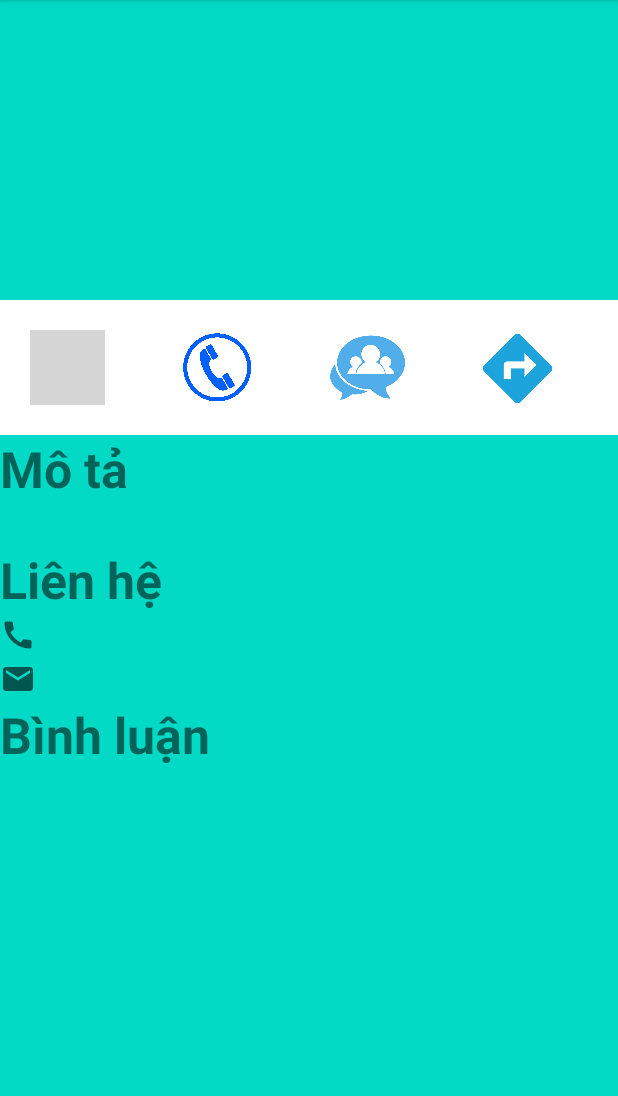
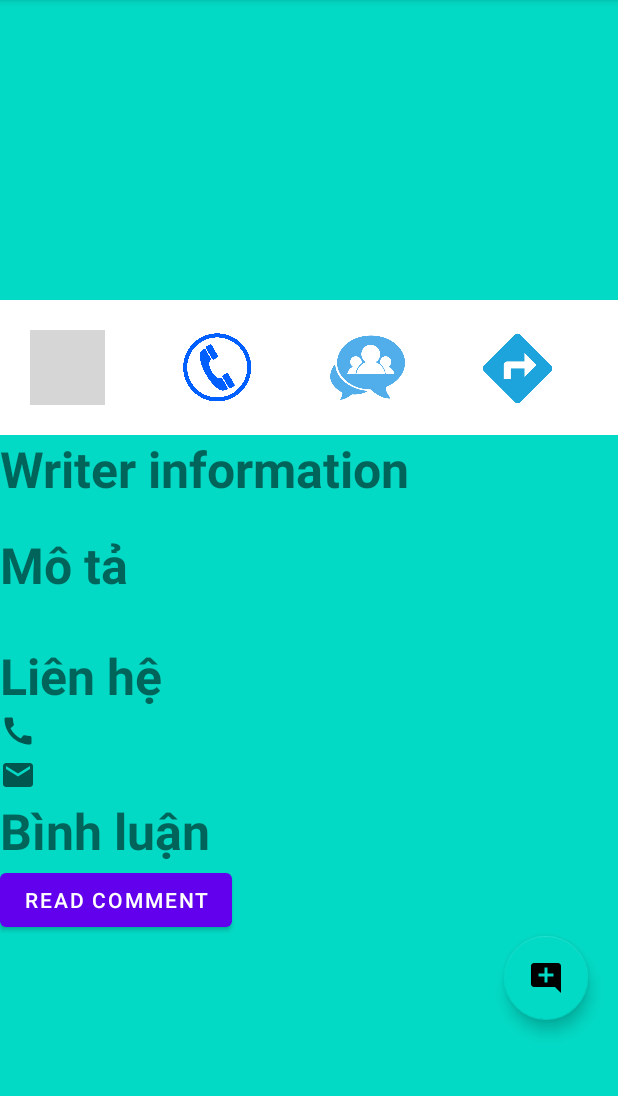
Before and after one commit to QBLong/Location-based-service, an Android app: the Detail_location screen opened directly, with no data from a screen before it, on a phone screen of 412 x 824 dp, the part 84-1180 px from its top. Run offline under Robolectric (Android 15) with nearby library versions, the light colour scheme and no system bars; our stand-ins replace Firebase (no records; nobody signed in at launch, a user with empty details on screens opened directly); pictures from the network do not load; 1 statement that could not run was skipped; grey boxes are pictures that could not be loaded.

Commit message:
Almost finish

```diff
--- a/app/build.gradle
+++ b/app/build.gradle
@@ -1,6 +1,7 @@
 plugins {
     id 'com.android.application'
 }
+apply plugin: 'com.android.application'
 apply plugin: 'com.google.gms.google-services'
 
 android {
@@ -52,4 +53,5 @@ dependencies {
     implementation 'com.google.firebase:firebase-storage:20.0.0'
 
     implementation 'com.google.android.gms:play-services-location:18.0.0'
+    implementation 'com.google.android.gms:play-services-auth:19.2.0'
 }
--- a/app/src/main/java/com/example/location_based_service/Detail_location.java
+++ b/app/src/main/java/com/example/location_based_service/Detail_location.java
@@ -13,8 +13,15 @@ import android.widget.ImageButton;
 import android.widget.ImageView;
 import android.widget.ScrollView;
 import android.widget.TextView;
+import android.widget.Toast;
 
+import com.google.android.material.floatingactionbutton.FloatingActionButton;
+
+import java.text.DateFormat;
+import java.text.SimpleDateFormat;
 import java.util.ArrayList;
+import java.util.Date;
+import java.util.List;
 
 public class Detail_location extends AppCompatActivity {
 
@@ -29,10 +36,21 @@ public class Detail_location extends AppCompatActivity {
     private ImageButton bComment;
     ArrayList<String> urls;
     ArrayList<Bitmap> bitmaps;
+    List<cComment> comments;
+    TextView userInfo;
+
+    Date date;
+    String userName;
+    String userEmail;
 
     locationImageDAO mImageDAO;
     LocationImageAdapter adapter;
     RecyclerView recyclerView;
+
+
+    String locationName;
+
+    Button readCommentButton;
 
 
 
@@ -42,16 +60,44 @@ public class Detail_location extends AppCompatActivity {
         setContentView(R.layout.activity_detail_location);
 
         bitmaps=new ArrayList<>();
+        comments=new ArrayList<>();
+
+
+
+        readCommentButton=(Button) findViewById(R.id.readComment);
+        readCommentButton.setOnClickListener(
+                new View.OnClickListener() {
+                    @Override
+                    public void onClick(View view) {
+                        Intent intent=new Intent(Detail_location.this, ReadCommentActivity.class);
+                        intent.putExtra("locationName", locationName);
+                        startActivity(intent);
+                    }
+                }
+        );
         recyclerView=(RecyclerView) findViewById(R.id.recyclerViewImage);
+
+
         adapter=new LocationImageAdapter(this, R.layout.another_item_layout);
         adapter.setmImages(bitmaps);
         recyclerView.setAdapter(adapter);
         recyclerView.setLayoutManager(new LinearLayoutManager(this, RecyclerView.HORIZONTAL, false));
+        FloatingActionButton fab;
+        fab=(FloatingActionButton) findViewById(R.id.fab);
+        fab.setOnClickListener(
+                new View.OnClickListener() {
+                    @Override
+                    public void onClick(View view) {
+                        processComment();
+                    }
+                }
+        );
 
         Intent intent = this.getIntent();
         if (intent != null){
             mImageDAO=new locationImageDAO(null, this);
             urls=intent.getStringArrayListExtra("urls");
+
             for(String url: urls){
                 mImageDAO.downloadFile(url, new locationImageDAO.ImageStatus() {
                     @Override
@@ -61,6 +107,11 @@ public class Detail_location extends AppCompatActivity {
                     }
                 });
             }
+
+
+            date=(Date) intent.getSerializableExtra("date");
+            userEmail= intent.getStringExtra("userEmail");
+            userName=intent.getStringExtra("userName");
 
             String dt = intent.getStringExtra("Detail");
             String p = intent.getStringExtra("Phone");
@@ -79,7 +130,29 @@ public class Detail_location extends AppCompatActivity {
             bContact=findViewById(R.id.contact);
             bComment=findViewById(R.id.comment);
             sc=findViewById((R.id.scrollView));
+            userInfo=(TextView) findViewById(R.id.InfoWriter);
+
+            locationName=intent.getStringExtra("locationName");
+
+            if(date!=null) {
+                DateFormat dateFormat = new SimpleDateFormat("yyyy/MM/dd HH:mm:ss");
+                String time="";
+                time=dateFormat.format(date);
+                userInfo.setText("Written by "+userName+" at "+time);
+            }
+
+
         }
+    }
+
+    private void processComment() {
+        Toast.makeText(
+                Detail_location.this, "Clicked", Toast.LENGTH_LONG
+        ).show();
+        Intent intent=new Intent(Detail_location.this, AddCommentActivity.class);
+        intent.putExtra("locationName", locationName);
+        startActivity(intent);
+
     }
 
     public void onClick(View v){
--- /dev/null
+++ b/app/src/main/java/com/example/location_based_service/MyGlobal.java
@@ -0,0 +1,6 @@
+package com.example.location_based_service;
+
+public class MyGlobal {
+    public static String userName=null;
+    public static String userEmail=null;
+}
--- /dev/null
+++ b/app/src/main/res/drawable/ic_baseline_add_comment_24.xml
@@ -0,0 +1,6 @@
+<vector android:height="24dp" android:tint="#0ffc03"
+    android:viewportHeight="24" android:viewportWidth="24"
+    android:width="24dp" xmlns:android="http://schemas.android.com/apk/res/android">
+
+    <path android:fillColor="@android:color/white" android:pathData="M21.99,4c0,-1.1 -0.89,-2 -1.99,-2H4c-1.1,0 -2,0.9 -2,2v12c0,1.1 0.9,2 2,2h14l4,4 -0.01,-18zM17,11h-4v4h-2v-4H7V9h4V5h2v4h4v2z"/>
+</vector>
--- a/app/src/main/res/layout/activity_detail_location.xml
+++ b/app/src/main/res/layout/activity_detail_location.xml
@@ -88,6 +88,18 @@
             <TextView
                 android:layout_width="match_parent"
                 android:layout_height="wrap_content"
+                android:text="@string/writer_information"
+                android:textSize="15pt"
+                android:textStyle="bold"/>
+
+            <TextView
+                android:layout_width="match_parent"
+                android:layout_height="wrap_content"
+                android:id="@+id/InfoWriter"/>
+
+            <TextView
+                android:layout_width="match_parent"
+                android:layout_height="wrap_content"
                 android:textStyle="bold"
                 android:textSize="15pt"
                 android:id="@+id/textDetail"
@@ -130,6 +142,21 @@
                 android:text="@string/feature_comment"
                 android:textSize="15pt"
                 android:textStyle="bold" />
+            <Button
+                android:layout_width="wrap_content"
+                android:layout_height="wrap_content"
+                android:text="Read comment"
+                android:id="@+id/readComment"/>
+
+            <com.google.android.material.floatingactionbutton.FloatingActionButton
+                android:id="@+id/fab"
+                android:layout_width="wrap_content"
+                android:layout_height="wrap_content"
+                android:layout_gravity="end|bottom"
+                android:src="@drawable/ic_baseline_add_comment_24"
+                android:contentDescription="@string/submit"
+                android:layout_marginBottom="70dp"
+                android:layout_marginRight="20dp"/>
 
         </LinearLayout>
     </ScrollView>
--- a/app/src/main/res/values/strings.xml
+++ b/app/src/main/res/values/strings.xml
@@ -16,5 +16,10 @@
     <string name="enter_your_review_here">Enter your review here</string>
     <string name="enter_your_phone_number">Enter your phone number</string>
     <string name="enter_your_email_address">Enter your email address</string>
+    <string name="writer_information">Writer information</string>
+    <string name="enter_your_comment">Enter your comment</string>
+    <string name="number_of_star">Number of star:</string>
+    <string name="submit_button">Submit</string>
+    <string name="ok"> vào lúc </string>
 
 </resources>
```
Also changed, not shown: app/src/main/AndroidManifest.xml (+8 -2 lines), app/src/main/java/com/example/location_based_service/AddCommentActivity.java (added, +54 -0 lines), app/src/main/java/com/example/location_based_service/AddLocation.java (+9 -0 lines), app/src/main/java/com/example/location_based_service/CommentAdapter.java (added, +62 -0 lines), app/src/main/java/com/example/location_based_service/CommentDAO.java (added, +105 -0 lines), app/src/main/java/com/example/location_based_service/LocationListAdapter.java (+7 -2 lines), app/src/main/java/com/example/location_based_service/MainActivity.java (+85 -1 lines), app/src/main/java/com/example/location_based_service/ReadCommentActivity.java (added, +50 -0 lines), app/src/main/java/com/example/location_based_service/cComment.java (added, +72 -0 lines), app/src/main/java/com/example/location_based_service/cLocation.java (+46 -6 lines), app/src/main/res/layout/activity_add_comment.xml (added, +27 -0 lines), app/src/main/res/layout/activity_main.xml (+6 -2 lines), app/src/main/res/layout/activity_read_comment.xml (added, +10 -0 lines), app/src/main/res/layout/item_comment_layout.xml (added, +34 -0 lines).
